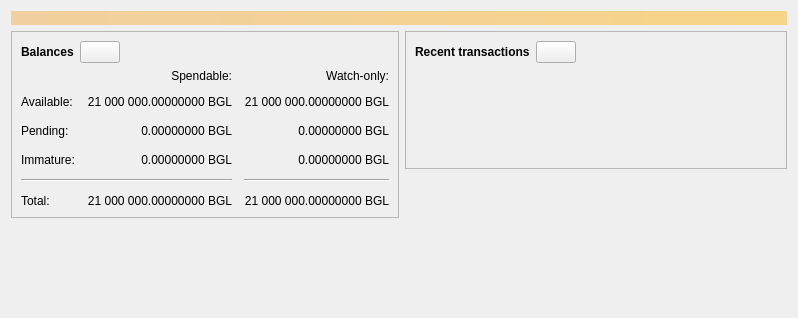
Old version of the form src/qt/forms/overviewpage.ui in the repository BitgesellOfficial/bitgesell.
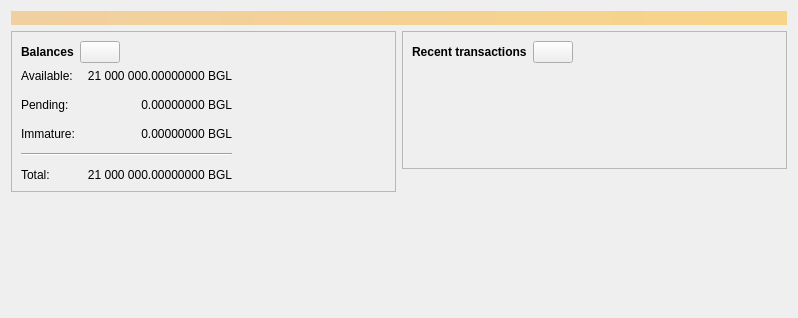
New version of the form. Icons and pictures are not drawn. Custom widgets are drawn as their Qt base class.

Commit message:
qt: drop unused watch-only functionality
The watch-only functionality in the GUI was only used for legacy wallets.
Watch-only descriptor wallets do not use this.

The only visible changes of this commit are:
- dropped "Spendable:" label from the overview tab
- column width cache is reset

What changed in the file:
```diff
--- a/src/qt/forms/overviewpage.ui
+++ b/src/qt/forms/overviewpage.ui
@@ -111,26 +111,7 @@
             <property name="spacing">
              <number>12</number>
             </property>
-            <item row="2" column="2">
-             <widget class="QLabel" name="labelWatchPending">
-              <property name="cursor">
-               <cursorShape>IBeamCursor</cursorShape>
-              </property>
-              <property name="toolTip">
-               <string>Unconfirmed transactions to watch-only addresses</string>
-              </property>
-              <property name="text">
-               <string notr="true">0.00000000 BGL</string>
-              </property>
-              <property name="alignment">
-               <set>Qt::AlignRight|Qt::AlignTrailing|Qt::AlignVCenter</set>
-              </property>
-              <property name="textInteractionFlags">
-               <set>Qt::LinksAccessibleByMouse|Qt::TextSelectableByKeyboard|Qt::TextSelectableByMouse</set>
-              </property>
-             </widget>
-            </item>
-            <item row="2" column="1">
+            <item row="1" column="1">
              <widget class="QLabel" name="labelUnconfirmed">
               <property name="cursor">
                <cursorShape>IBeamCursor</cursorShape>
@@ -149,59 +130,21 @@
               </property>
              </widget>
             </item>
-            <item row="3" column="2">
-             <widget class="QLabel" name="labelWatchImmature">
-              <property name="cursor">
-               <cursorShape>IBeamCursor</cursorShape>
-              </property>
-              <property name="toolTip">
-               <string>Mined balance in watch-only addresses that has not yet matured</string>
-              </property>
-              <property name="text">
-               <string notr="true">0.00000000 BGL</string>
-              </property>
-              <property name="alignment">
-               <set>Qt::AlignRight|Qt::AlignTrailing|Qt::AlignVCenter</set>
-              </property>
-              <property name="textInteractionFlags">
-               <set>Qt::LinksAccessibleByMouse|Qt::TextSelectableByKeyboard|Qt::TextSelectableByMouse</set>
-              </property>
-             </widget>
-            </item>
-            <item row="4" column="0" colspan="2">
+            <item row="3" column="0" colspan="2">
              <widget class="Line" name="line">
               <property name="orientation">
                <enum>Qt::Horizontal</enum>
               </property>
              </widget>
             </item>
-            <item row="4" column="2">
-             <widget class="Line" name="lineWatchBalance">
-              <property name="sizePolicy">
-               <sizepolicy hsizetype="Preferred" vsizetype="Fixed">
-                <horstretch>0</horstretch>
-                <verstretch>0</verstretch>
-               </sizepolicy>
-              </property>
-              <property name="minimumSize">
-               <size>
-                <width>140</width>
-                <height>0</height>
-               </size>
-              </property>
-              <property name="orientation">
-               <enum>Qt::Horizontal</enum>
-              </property>
-             </widget>
-            </item>
-            <item row="5" column="0">
+            <item row="4" column="0">
              <widget class="QLabel" name="labelTotalText">
               <property name="text">
                <string>Total:</string>
               </property>
              </widget>
             </item>
-            <item row="3" column="1">
+            <item row="2" column="1">
              <widget class="QLabel" name="labelImmature">
               <property name="cursor">
                <cursorShape>IBeamCursor</cursorShape>
@@ -220,7 +163,7 @@
               </property>
              </widget>
             </item>
-            <item row="2" column="3">
+            <item row="1" column="2">
              <spacer name="horizontalSpacer_2">
               <property name="orientation">
                <enum>Qt::Horizontal</enum>
@@ -233,14 +176,14 @@
               </property>
              </spacer>
             </item>
-            <item row="3" column="0">
+            <item row="2" column="0">
              <widget class="QLabel" name="labelImmatureText">
               <property name="text">
                <string>Immature:</string>
               </property>
              </widget>
             </item>
-            <item row="5" column="1">
+            <item row="4" column="1">
              <widget class="QLabel" name="labelTotal">
               <property name="cursor">
                <cursorShape>IBeamCursor</cursorShape>
@@ -259,43 +202,14 @@
               </property>
              </widget>
             </item>
-            <item row="5" column="2">
-             <widget class="QLabel" name="labelWatchTotal">
-              <property name="cursor">
-               <cursorShape>IBeamCursor</cursorShape>
-              </property>
-              <property name="toolTip">
-               <string>Current total balance in watch-only addresses</string>
-              </property>
-              <property name="text">
-               <string notr="true">21 000 000.00000000 BGL</string>
-              </property>
-              <property name="alignment">
-               <set>Qt::AlignRight|Qt::AlignTrailing|Qt::AlignVCenter</set>
-              </property>
-              <property name="textInteractionFlags">
-               <set>Qt::LinksAccessibleByMouse|Qt::TextSelectableByKeyboard|Qt::TextSelectableByMouse</set>
-              </property>
-             </widget>
-            </item>
-            <item row="0" column="2">
-             <widget class="QLabel" name="labelWatchonly">
-              <property name="text">
-               <string>Watch-only:</string>
-              </property>
-              <property name="alignment">
-               <set>Qt::AlignRight|Qt::AlignTrailing|Qt::AlignVCenter</set>
-              </property>
-             </widget>
-            </item>
-            <item row="1" column="0">
+            <item row="0" column="0">
              <widget class="QLabel" name="labelBalanceText">
               <property name="text">
                <string>Available:</string>
               </property>
              </widget>
             </item>
-            <item row="1" column="1">
+            <item row="0" column="1">
              <widget class="QLabel" name="labelBalance">
               <property name="cursor">
                <cursorShape>IBeamCursor</cursorShape>
@@ -314,42 +228,13 @@
               </property>
              </widget>
             </item>
-            <item row="1" column="2">
-             <widget class="QLabel" name="labelWatchAvailable">
-              <property name="cursor">
-               <cursorShape>IBeamCursor</cursorShape>
-              </property>
-              <property name="toolTip">
-               <string>Your current balance in watch-only addresses</string>
-              </property>
-              <property name="text">
-               <string notr="true">21 000 000.00000000 BGL</string>
-              </property>
-              <property name="alignment">
-               <set>Qt::AlignRight|Qt::AlignTrailing|Qt::AlignVCenter</set>
-              </property>
-              <property name="textInteractionFlags">
-               <set>Qt::LinksAccessibleByMouse|Qt::TextSelectableByKeyboard|Qt::TextSelectableByMouse</set>
-              </property>
-             </widget>
-            </item>
-            <item row="2" column="0">
+            <item row="1" column="0">
              <widget class="QLabel" name="labelPendingText">
               <property name="text">
                <string>Pending:</string>
               </property>
              </widget>
             </item>
-            <item row="0" column="1">
-             <widget class="QLabel" name="labelSpendable">
-              <property name="text">
-               <string>Spendable:</string>
-              </property>
-              <property name="alignment">
-               <set>Qt::AlignRight|Qt::AlignTrailing|Qt::AlignVCenter</set>
-              </property>
-             </widget>
-            </item>
            </layout>
           </item>
          </layout>
```
The commit also changes 14 other files.
